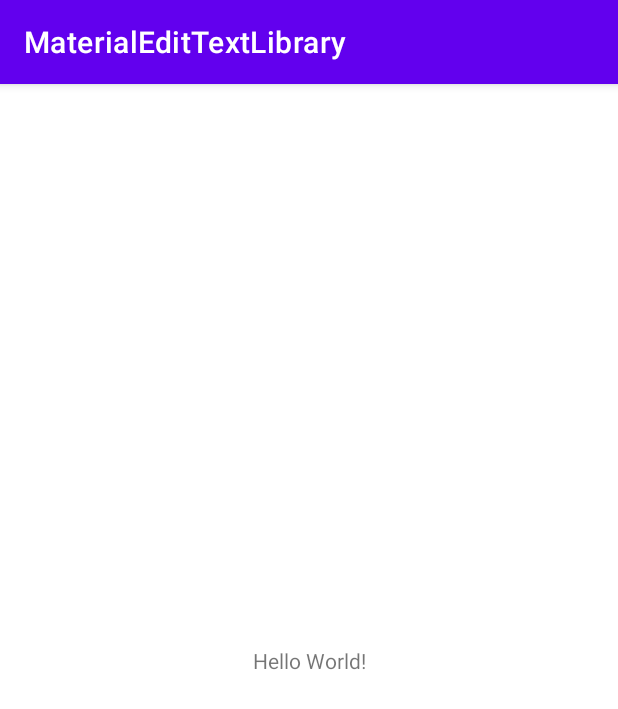
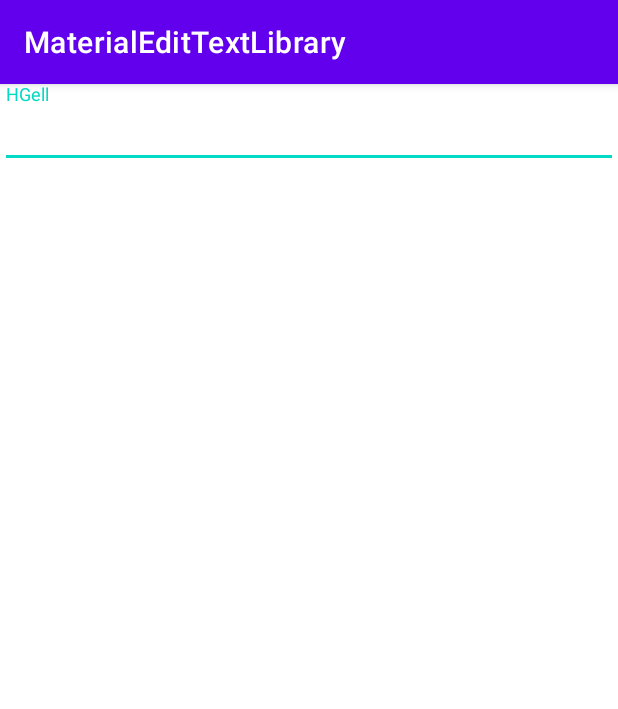
Before and after one commit to utsavdotpro/MaterialEditTextLibrary, an Android app: the screen it shows after launch (MainActivity), on a phone screen of 412 x 824 dp. Shown: the top 709 px of the screen. Run offline under Robolectric (Android 15) with nearby library versions, the phone set to English and light mode, and no system bars.

Commit message:
started MaterialEditText

```diff
--- /dev/null
+++ b/MaterialEditText/src/main/java/com/isolpro/library/materialedittext/MaterialEditText.java
@@ -0,0 +1,43 @@
+package com.isolpro.library.materialedittext;
+
+import android.content.Context;
+import android.util.AttributeSet;
+
+import androidx.annotation.NonNull;
+import androidx.annotation.Nullable;
+
+import com.google.android.material.textfield.TextInputEditText;
+import com.google.android.material.textfield.TextInputLayout;
+
+public class MaterialEditText extends TextInputLayout {
+
+  private final Context context;
+  private TextInputEditText textInputEditText;
+
+  public MaterialEditText(@NonNull Context context) {
+    this(context, null);
+  }
+
+  public MaterialEditText(@NonNull Context context, @Nullable AttributeSet attrs) {
+    this(context, attrs, 0);
+  }
+
+  public MaterialEditText(@NonNull Context context, @Nullable AttributeSet attrs, int defStyleAttr) {
+    super(context, attrs, defStyleAttr);
+
+    this.context = context;
+
+    instantiate();
+    initialize();
+  }
+
+  private void instantiate() {
+    textInputEditText = new TextInputEditText(context);
+  }
+
+  private void initialize() {
+    addView(textInputEditText);
+
+//    setBoxBackgroundMode(BOX_BACKGROUND_OUTLINE);
+  }
+}
--- a/app/src/main/res/layout/activity_main.xml
+++ b/app/src/main/res/layout/activity_main.xml
@@ -1,18 +1,13 @@
 <?xml version="1.0" encoding="utf-8"?>
-<androidx.constraintlayout.widget.ConstraintLayout xmlns:android="http://schemas.android.com/apk/res/android"
-  xmlns:app="http://schemas.android.com/apk/res-auto"
+<RelativeLayout xmlns:android="http://schemas.android.com/apk/res/android"
   xmlns:tools="http://schemas.android.com/tools"
   android:layout_width="match_parent"
   android:layout_height="match_parent"
   tools:context=".MainActivity">
 
-  <TextView
-    android:layout_width="wrap_content"
+  <com.isolpro.library.materialedittext.MaterialEditText
+    android:layout_width="match_parent"
     android:layout_height="wrap_content"
-    android:text="Hello World!"
-    app:layout_constraintBottom_toBottomOf="parent"
-    app:layout_constraintLeft_toLeftOf="parent"
-    app:layout_constraintRight_toRightOf="parent"
-    app:layout_constraintTop_toTopOf="parent" />
+    android:hint="HGell"/>
 
-</androidx.constraintlayout.widget.ConstraintLayout>
+</RelativeLayout>
```
